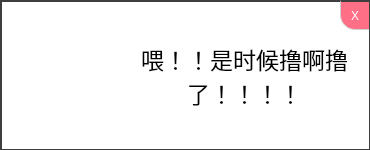
Qt form notify.ui (noahsai/note) before a commit.
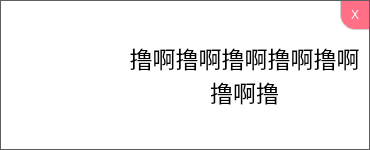
The same form after that commit. Icons and pictures are not drawn.

The edit to the form file:
```diff
--- a/notify.ui
+++ b/notify.ui
@@ -37,9 +37,9 @@
    <property name="styleSheet">
     <string notr="true">QPushButton
 {
-border-top : 2px solid   rgb(62, 62, 62);
+border-top : 1px solid    rgb(94, 94, 94);
 border-left : 1px solid rgb(209, 209, 209);
-border-right : 1px solid   rgb(62, 62, 62);
+border-right : 1px solid    rgb(94, 94, 94);
 border-bottom : 1px solid rgb(209, 209, 209);
 background-color: rgb(255, 111, 133);
 border-bottom-left-radius: 15px 15px;
@@ -55,17 +55,17 @@
     <rect>
      <x>0</x>
      <y>0</y>
-     <width>121</width>
-     <height>151</height>
+     <width>120</width>
+     <height>150</height>
     </rect>
    </property>
    <property name="styleSheet">
     <string notr="true">QLabel
 {
 background-color: rgb(255, 255, 255);
-border-top:2px solid   rgb(62, 62, 62);
-border-left:2px solid  rgb(62, 62, 62);
-border-bottom:2px solid   rgb(62, 62, 62);
+border-top:1px solid      rgb(94, 94, 94);
+border-left:1px solid    rgb(94, 94, 94);
+border-bottom:1px solid     rgb(94, 94, 94);
 }</string>
    </property>
    <property name="text">
@@ -83,8 +83,8 @@
     <rect>
      <x>120</x>
      <y>0</y>
-     <width>251</width>
-     <height>151</height>
+     <width>250</width>
+     <height>150</height>
     </rect>
    </property>
    <property name="font">
@@ -96,13 +96,13 @@
     <string notr="true">QLabel
 {
 background-color: rgb(255, 255, 255);
-border-top:2px solid  rgb(62, 62, 62);
-border-right:2px solid   rgb(62, 62, 62);
-border-bottom:2px solid  rgb(62, 62, 62);
+border-top:1px solid   rgb(94, 94, 94);
+border-right:1px solid   rgb(94, 94, 94);
+border-bottom:1px solid   rgb(94, 94, 94);
 }</string>
    </property>
    <property name="text">
-    <string>喂！！是时候撸啊撸了！！！！</string>
+    <string>撸啊撸啊撸啊撸啊撸啊撸啊撸</string>
    </property>
    <property name="alignment">
     <set>Qt::AlignCenter</set>
```
